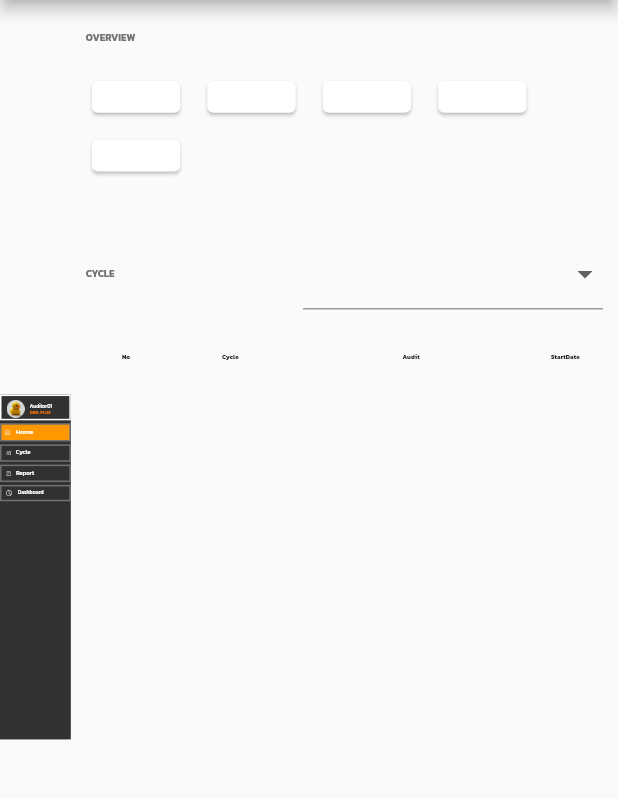
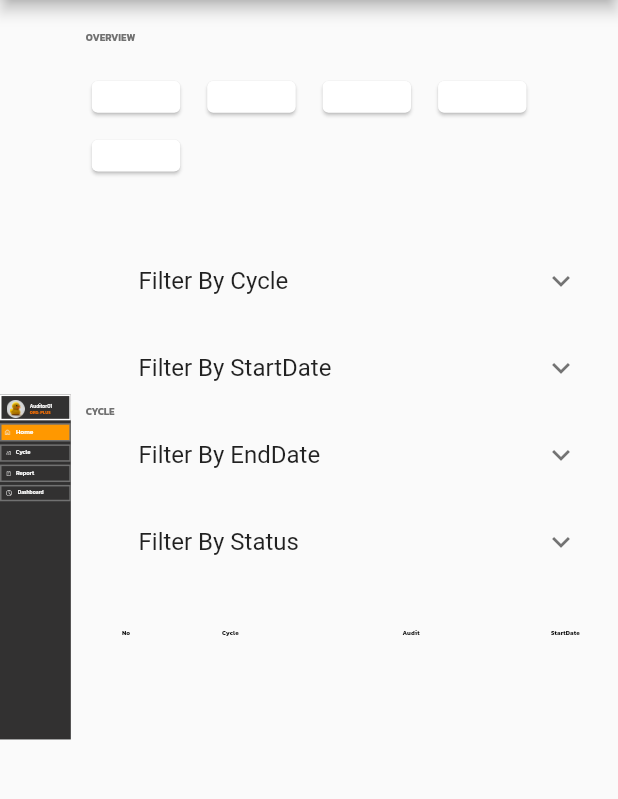
Before and after one commit to iceicezazaza2011/intern_yellow_box2, a Flutter app: the screen it shows after launch, on a phone screen of 412 x 824 dp, the part 102-901 px from its top. Run offline on Flutter 3.47's test engine with Material 2 defaults, Android fonts, the phone set to English and light mode, and no system bars; our stand-ins replace flutter_screenutil, flutter_spinkit, google_fonts; network calls fail.

Commit message:
finished project

```diff
--- a/lib/Menu/CycleMenu.dart
+++ b/lib/Menu/CycleMenu.dart
@@ -3,6 +3,26 @@ import 'package:flutter_spinkit/flutter_spinkit.dart';
 import 'package:intern_yellow_box/utils.dart';
 import '../Domain/component_cycle.dart';
 import '../Domain/service_cycle.dart';
+
+class FilterOption {
+  final String title;
+  final List<SubFilterOption> subFilters;
+
+  FilterOption({
+    required this.title,
+    required this.subFilters,
+  });
+}
+
+class SubFilterOption {
+  final String title;
+  bool isSelected;
+
+  SubFilterOption({
+    required this.title,
+    this.isSelected = false,
+  });
+}
 
 class CycleMenuPage extends StatefulWidget {
   //const CycleMenuPage({required Key key}) : super(key: key);
@@ -36,13 +56,44 @@ class _CycleMenuPageState extends State<CycleMenuPage> {
 
 
 
-  List<String> filter1Options = [
-    'Option 1',
-    'Option 2',
-    'Option 3',
-    'Option 4',
+  List<FilterOption> filters = [
+    FilterOption(
+      title: 'Filter By Cycle',
+      subFilters: [
+        SubFilterOption(title: 'IN PROGRESS', isSelected: false),
+        SubFilterOption(title: 'CANCEL', isSelected: false),
+        SubFilterOption(title: 'DONE', isSelected: false),
+        SubFilterOption(title: 'NEW', isSelected: false),
+      ],
+    ),
+    FilterOption(
+      title: 'Filter By StartDate',
+      subFilters: [
+        SubFilterOption(title: 'IN PROGRESS', isSelected: false),
+        SubFilterOption(title: 'CANCEL', isSelected: false),
+        SubFilterOption(title: 'DONE', isSelected: false),
+        SubFilterOption(title: 'NEW', isSelected: false),
+      ],
+    ),
+    FilterOption(
+      title: 'Filter By EndDate',
+      subFilters: [
+        SubFilterOption(title: 'IN PROGRESS', isSelected: false),
+        SubFilterOption(title: 'CANCEL', isSelected: false),
+        SubFilterOption(title: 'DONE', isSelected: false),
+        SubFilterOption(title: 'NEW', isSelected: false),
+      ],
+    ),
+    FilterOption(
+      title: 'Filter By Status',
+      subFilters: [
+        SubFilterOption(title: 'IN PROGRESS', isSelected: false),
+        SubFilterOption(title: 'CANCEL', isSelected: false),
+        SubFilterOption(title: 'DONE', isSelected: false),
+        SubFilterOption(title: 'NEW', isSelected: false),
+      ],
+    ),
   ];
-  String? selectedFilter1Option;
 
   @override
   Widget build(BuildContext context) {
@@ -705,32 +756,29 @@ class _CycleMenuPageState extends State<CycleMenuPage> {
                                 color: Color(0xff717171),
                               ),
                             ),
-                            Container(
-                              width: 200,
-                              child: DropdownButtonFormField<String>(
-                                value: selectedFilter1Option,
-                                onChanged: (newValue) {
-                                  setState(() {
-                                    selectedFilter1Option = newValue;
-                                  });
+                            Expanded(
+                              child: ListView.builder(
+                                shrinkWrap: true,
+                                itemCount: filters.length,
+                                itemBuilder: (BuildContext context, int index) {
+                                  final filter = filters[index];
+                                  return ExpansionTile(
+                                    title: Text(filter.title),
+                                    children: filter.subFilters.map((subFilter) {
+                                      return CheckboxListTile(
+                                        title: Text(subFilter.title),
+                                        value: subFilter.isSelected,
+                                        onChanged: (value) {
+                                          setState(() {
+                                            subFilter.isSelected = value ?? false;
+                                          });
+                                        },
+                                      );
+                                    }).toList(),
+                                  );
                                 },
-                                items: filter1Options.map((option) {
-                                  return DropdownMenuItem<String>(
-                                    value: option,
-                                    child: Text(
-                                      option,
-                                      style: SafeGoogleFont(
-                                        'Kanit',
-                                        fontSize: 16 * ffem,
-                                        fontWeight: FontWeight.w400,
-                                        height: 1.495 * ffem / fem,
-                                        color: Color(0xff717171),
-                                      ),
-                                    ),
-                                  );
-                                }).toList(),
                               ),
-                            ),
+                            )
                           ],
                         ),
                         SizedBox(height: 20 * fem),
```
